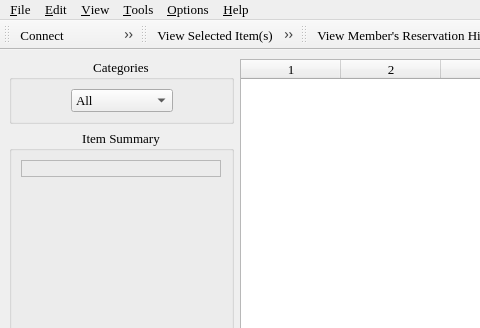
textbrowser/biblioteq, file mainwindow.ui: the form before one commit; both pictures show x 0 to 480 and y 0 to 328 of the 898 by 650 pixel window.
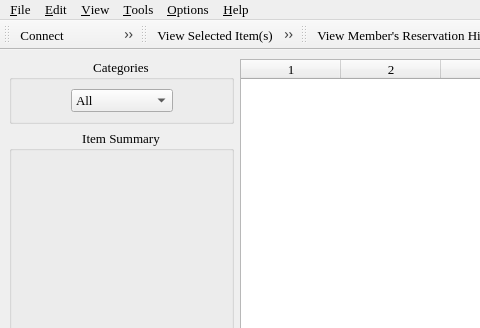
The form after the commit. Icons and pictures are not drawn. Custom widgets are drawn as their Qt base class.

The edit to the form file:
```diff
--- a/mainwindow.ui
+++ b/mainwindow.ui
@@ -166,7 +166,7 @@
               </size>
              </property>
              <property name="frameShape" >
-              <enum>QFrame::StyledPanel</enum>
+              <enum>QFrame::NoFrame</enum>
              </property>
              <property name="text" >
               <string/>
```
